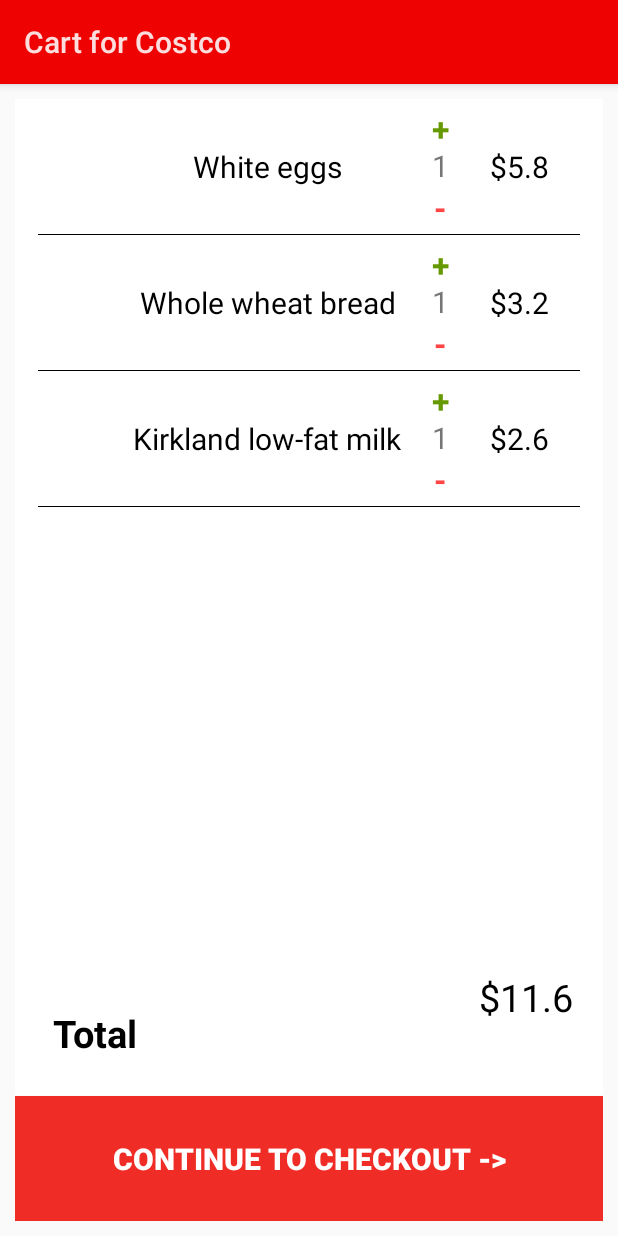
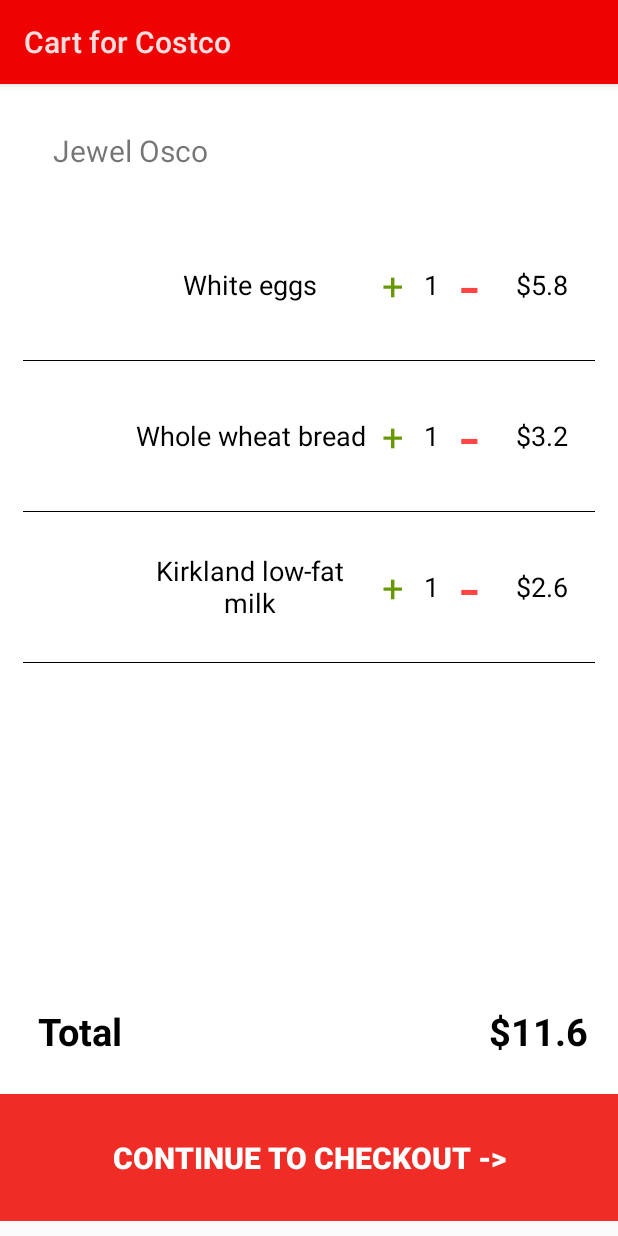
Before and after one commit to chinmay2312/ShopSmart, an Android app: the CartActivity screen opened directly, with no data from a screen before it, on a phone screen of 412 x 824 dp. Run offline under Robolectric (Android 15) with nearby library versions, the phone set to English and light mode, and no system bars.

Commit message:
- cart page UI customized

```diff
--- a/app/src/main/java/com/chinmayg/hacks/shopsmart/CartActivity.java
+++ b/app/src/main/java/com/chinmayg/hacks/shopsmart/CartActivity.java
@@ -19,6 +19,7 @@
     ListView lvcart;
     TextView cartTotal;
 	CartItemAdapter cartItemAdapter;
+	TextView tvCartShopName;
 
 	TextView btn_addQuant,btn_subQuant;
 
@@ -32,6 +33,7 @@
         setTitle("Cart for Costco");
 
         lvcart = findViewById(R.id.cart_lv);
+        tvCartShopName = findViewById(R.id.cart_shopname);
         cartTotal = findViewById(R.id.cart_total);
         btn_addQuant = findViewById(R.id.btn_addQuant);
         btn_subQuant = findViewById(R.id.btn_subQuant);
@@ -65,6 +67,8 @@
 			}
 		});
 
+
+		tvCartShopName.setText(cart_list.get(0).getShopName());
     }
 
     void updateQuantity(char action, int pos)	{
--- a/app/src/main/res/layout/activity_cart.xml
+++ b/app/src/main/res/layout/activity_cart.xml
@@ -6,14 +6,25 @@
     android:layout_height="match_parent"
     android:showDividers="middle"
     android:orientation="vertical"
-    android:layout_margin="10dp"
+    android:layout_marginBottom="10dp"
     android:background="#fff"
     tools:context=".CartActivity">
+
+    <TextView
+        android:id="@+id/cart_shopname"
+        android:layout_width="match_parent"
+        android:layout_height="0dp"
+        android:paddingLeft="35dp"
+        android:paddingTop="5dp"
+        android:textSize="20sp"
+        android:text="Shop Name"
+        android:gravity="center_vertical"
+        android:layout_weight="1"/>
 
     <ListView        android:id="@+id/cart_lv"
         android:layout_width="match_parent"
         android:layout_height="0dp"
-        android:layout_weight="7"
+        android:layout_weight="6"
         android:divider="#000"
         android:dividerHeight="0.5dp"
         android:paddingHorizontal="15dp"/>
@@ -38,7 +49,8 @@
         <TextView        android:id="@+id/cart_total"
             android:textSize="25sp"
             android:textColor="#000"
-            android:gravity="center_horizontal"
+            android:textStyle="bold"
+            android:gravity="center"
             android:layout_width="wrap_content"
             android:layout_height="match_parent"
 
--- a/app/src/main/res/layout/item_cart.xml
+++ b/app/src/main/res/layout/item_cart.xml
@@ -1,119 +1,73 @@
 <?xml version="1.0" encoding="utf-8"?>
-<android.support.constraint.ConstraintLayout xmlns:android="http://schemas.android.com/apk/res/android"
+<LinearLayout xmlns:android="http://schemas.android.com/apk/res/android"
     xmlns:app="http://schemas.android.com/apk/res-auto"
     android:layout_width="match_parent"
-    android:layout_height="90dp"
+    android:layout_height="100dp"
     android:orientation="horizontal"
-    android:padding="5dp"
+    android:paddingVertical="5dp"
     android:background="#FFF">
 
-    <ImageView
-        android:id="@+id/iv_itempic_cart"
-        android:layout_width="50dp"
+    <ImageView        android:id="@+id/iv_itempic_cart"
+        android:layout_width="0dp"
+        android:layout_weight="3"
         android:layout_height="match_parent" />
 
-    <LinearLayout
-        android:layout_width="0px"
+    <TextView        android:id="@+id/itemShopName_cart"
+        android:layout_width="0dp"
         android:layout_height="match_parent"
-
-        android:orientation="vertical"
-        app:layout_constraintBottom_toBottomOf="parent"
-        app:layout_constraintLeft_toRightOf="@id/iv_itempic_cart"
-        app:layout_constraintRight_toLeftOf="@id/guideline2"
-        app:layout_constraintTop_toTopOf="parent">
-        <!--<TextView
-            android:id="@+id/textShop_cart"
-            android:gravity="top"
-            android:textSize="15sp"
-            android:layout_width="match_parent"
-            android:layout_height="wrap_content"
-            android:text="Shop Name"/>-->
-
-        <TextView
-            android:id="@+id/itemShopName_cart"
-            android:layout_width="match_parent"
-            android:layout_height="0dp"
-            android:layout_weight="2"
+        android:layout_weight="7"
 
         android:gravity="center"
+        android:paddingHorizontal="2dp"
         android:textColor="#000"
         android:text="Name of item in shop"
-            android:textSize="20sp" />
-    </LinearLayout>
+        android:textSize="18sp" />
 
-    <android.support.constraint.Guideline
-        android:id="@+id/guideline2"
-        android:layout_width="wrap_content"
-        android:layout_height="wrap_content"
-        android:orientation="vertical"
-        app:layout_constraintGuide_percent="0.7" />
-
-    <LinearLayout
-        android:id="@+id/ll_itemQuant"
+    <TextView            android:id="@+id/btn_addQuant"
         android:layout_width="0dp"
         android:layout_height="match_parent"
-        android:orientation="vertical"
+        android:layout_weight="1"
+        android:layout_marginHorizontal="2dp"
 
-        app:layout_constraintRight_toLeftOf="@id/guideline3"
-        app:layout_constraintLeft_toRightOf="@id/guideline2">
-
-        <TextView            android:id="@+id/btn_addQuant"
-            android:layout_width="match_parent"
-            android:layout_height="0dp"
-            android:layout_weight="1"
-
-            android:gravity="center_horizontal|top"
+        android:gravity="center"
         android:text="+"
-            android:textStyle="bold"
         android:textColor="@android:color/holo_green_dark"
-            android:textSize="21sp"
+        android:textSize="25sp"
 
         android:onClick="addQuant"/>
 
     <TextView            android:id="@+id/itemQuant_cart"
-            android:layout_width="match_parent"
-            android:layout_height="0dp"
+        android:layout_width="0dp"
+        android:layout_height="match_parent"
         android:layout_weight="1"
 
-            android:gravity="center_horizontal|bottom"
+        android:gravity="center"
 
         android:text="1"
-            android:textSize="20sp" />
+        android:textColor="#000"
+        android:textSize="18sp" />
 
     <TextView            android:id="@+id/btn_subQuant"
-            android:layout_width="match_parent"
-            android:layout_height="0dp"
+        android:layout_width="0dp"
+        android:layout_height="match_parent"
         android:layout_weight="1"
+        android:layout_marginHorizontal="2dp"
 
         android:text="-"
-            android:textStyle="bold"
         android:textColor="@android:color/holo_red_light"
-            android:gravity="top|center_horizontal"
-            android:textSize="21sp"
+        android:gravity="center"
+        android:textSize="45sp"
 
         android:onClick="subQuant"/>
 
-    </LinearLayout>
-
-    <android.support.constraint.Guideline
-        android:id="@+id/guideline3"
-        android:layout_width="wrap_content"
-        android:layout_height="wrap_content"
-        android:orientation="vertical"
-        app:layout_constraintGuide_percent="0.8" />
-
-    <TextView
-        android:id="@+id/shopPrice_cart"
-        android:layout_width="0px"
+    <TextView        android:id="@+id/shopPrice_cart"
+        android:layout_width="0dp"
+        android:layout_weight="3"
         android:layout_height="match_parent"
 
         android:text="$6.0"
         android:textColor="#000"
-        android:textSize="20sp"
-        android:gravity="center"
-        app:layout_constraintBottom_toBottomOf="parent"
-        app:layout_constraintRight_toRightOf="parent"
-        app:layout_constraintLeft_toLeftOf="@id/guideline3"
-        app:layout_constraintTop_toTopOf="parent" />
+        android:textSize="18sp"
+        android:gravity="center" />
 
-</android.support.constraint.ConstraintLayout>
+</LinearLayout>
```
Lines whose indentation alone changed are shown as unchanged.
